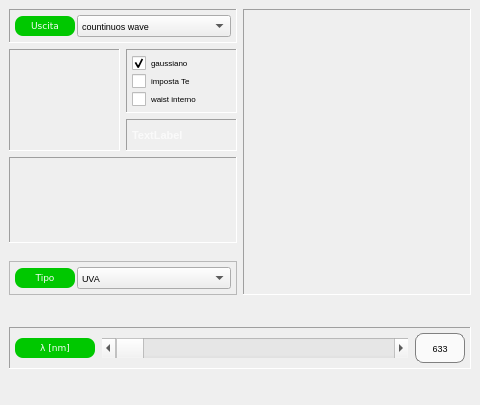
Above: dockcontrols.ui from crocodile119/Laser-Studio before the change. Below: the same form after it.
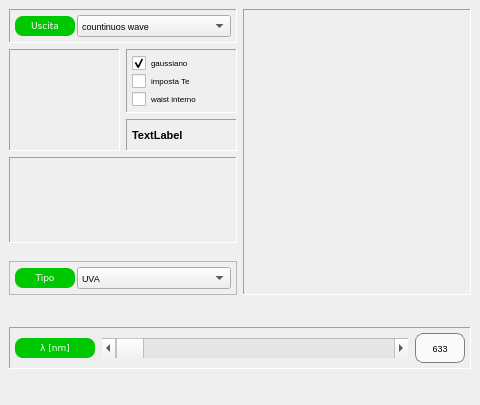
That is the form after the change. Icons and pictures are not drawn. Custom widgets are drawn as their Qt base class.

Commit message: switchable thema

Diff of the .ui file:
```diff
--- a/dockcontrols.ui
+++ b/dockcontrols.ui
@@ -891,7 +891,7 @@
           </font>
          </property>
          <property name="styleSheet">
-          <string notr="true">QLabel {color: #fafafa}</string>
+          <string notr="true"/>
          </property>
          <property name="text">
           <string>TextLabel</string>
```
